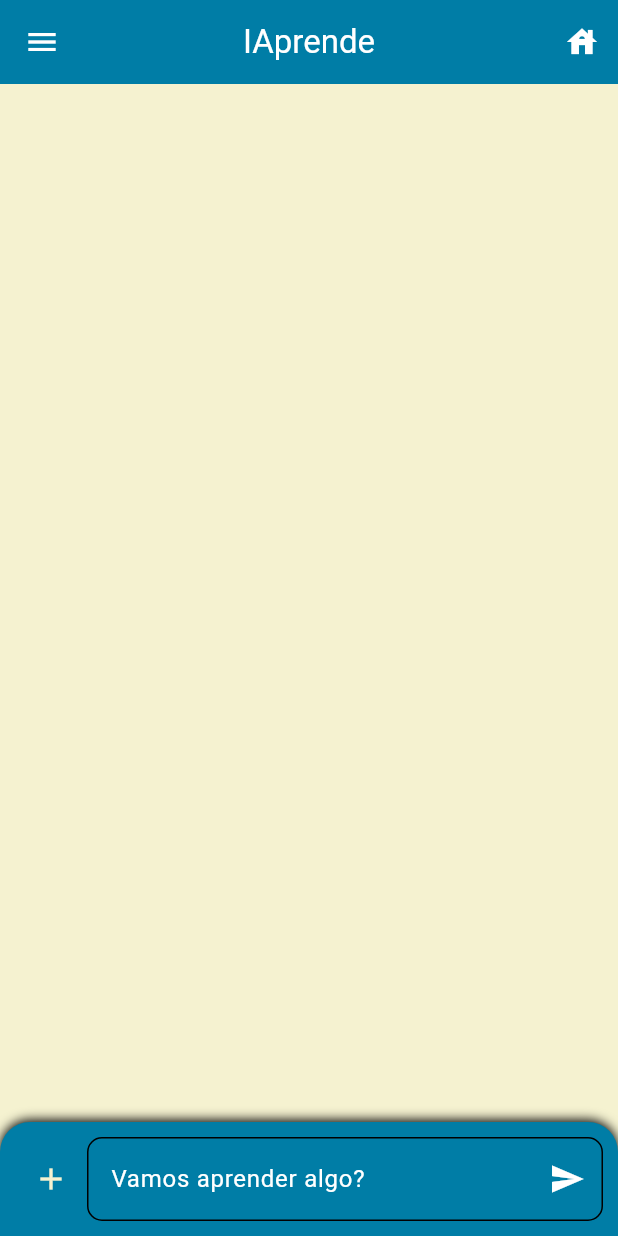
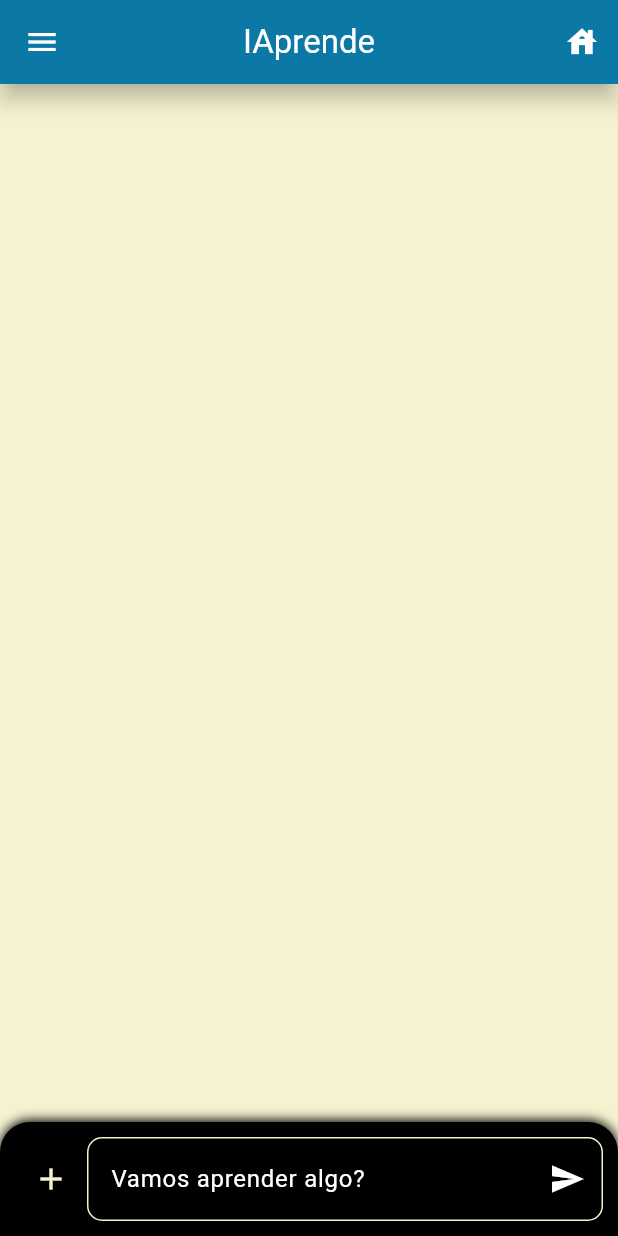
Before and after one commit to HugoFP-2024/project_IAprende, a Flutter app: the screen it shows after launch, on a phone screen of 412 x 824 dp. Run offline on Flutter 3.47's test engine with Material 3 defaults, Android fonts, the light colour scheme and no system bars.

Commit message:
Update chat.page.dart

```diff
--- a/iaprende/lib/pages/chat.page.dart
+++ b/iaprende/lib/pages/chat.page.dart
@@ -1,5 +1,3 @@
-import 'dart:math';
-
 import 'package:flutter/material.dart';
 
 class ChatPage extends StatefulWidget {
@@ -13,6 +11,8 @@
     return Scaffold(
       backgroundColor: Color(0xFFF5F2D0),
       appBar: AppBar(
+        shadowColor: Colors.black,
+        elevation: 6.0,
         title: Text("IAprende", style: TextStyle(color: Colors.white)),
         centerTitle: true,
         backgroundColor: Color(0xFF007DA6),
@@ -45,7 +45,7 @@
             )),
           Container(
             decoration: BoxDecoration(
-              color: Color(0xFF007DA6),
+              color: Colors.black,
               borderRadius: BorderRadius.vertical(top: Radius.circular(20)),
               boxShadow: [
                 BoxShadow(
@@ -74,12 +74,12 @@
                           borderRadius: BorderRadius.circular(10),
                         ),
                         enabledBorder: OutlineInputBorder(
-                          borderSide: BorderSide(color: Colors.black),
+                          borderSide: BorderSide(color: Color(0xFFF5F2D0)),
                           borderRadius: BorderRadius.circular(10),
                         ),
                         focusedBorder: OutlineInputBorder(
                           borderSide: BorderSide(
-                            color: Color(0xFFF5F2D0),
+                            color: Color(0xFF007DA6),
                             width: 2.0,
                           ),
                           borderRadius: BorderRadius.circular(10),
```
